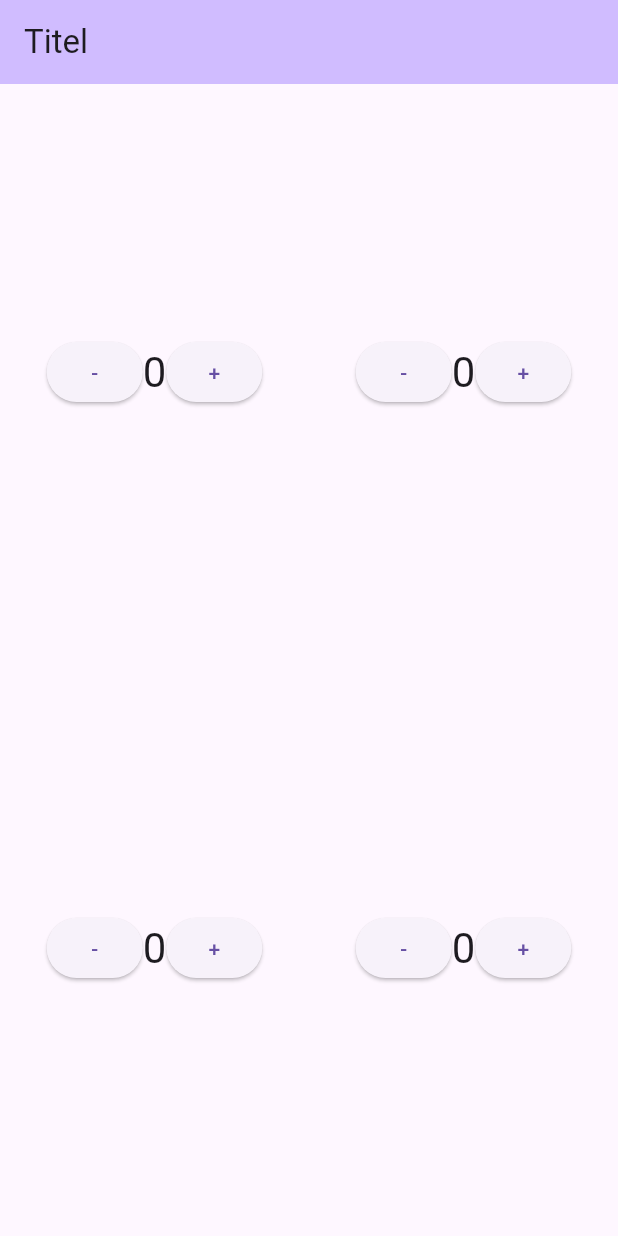
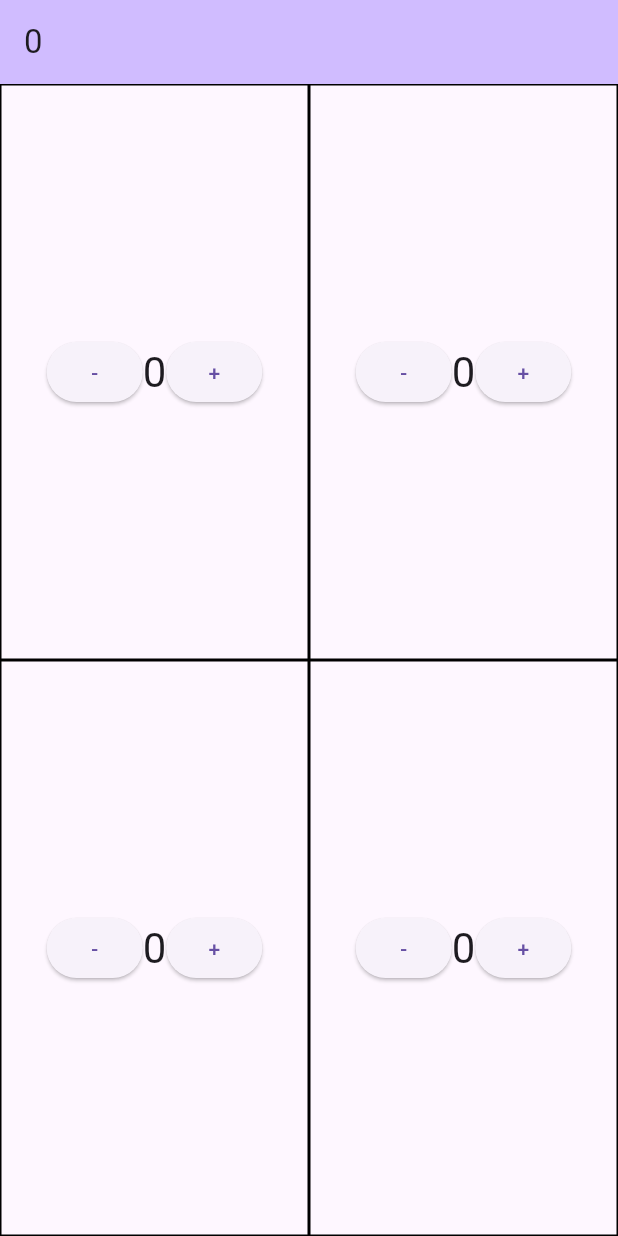
Before and after one commit to Kedirbiruh/i11_intro_012, a Flutter app: the screen it shows after launch, on a phone screen of 412 x 824 dp. Run offline on Flutter 3.47's test engine with Material 3 defaults, Android fonts, the phone set to English and light mode, and no system bars.

Commit message:
create four Qudrant

```diff
--- a/lib/01_local/local_homepage.dart
+++ b/lib/01_local/local_homepage.dart
@@ -9,33 +9,53 @@ class LocalHomepage extends StatefulWidget {
 
 class _LocalHomepageState extends State<LocalHomepage> {
   int _counter1 = 0;
-
-  void _incrementCounter() {
-    setState(() {
-      _counter1++;
-    });
-  }
+  int _counter2 = 0;
+  int _counter3 = 0;
+  int _counter4 = 0;
 
   @override
   Widget build(BuildContext context) {
     return Scaffold(
       appBar: AppBar(
         backgroundColor: Theme.of(context).colorScheme.inversePrimary,
-        title: Text('Titel'),
+        title: Row(
+          children: [
+            Text((_counter1 + _counter2 + _counter3 + _counter4).toString()),
+          ],
+        ),
       ),
       body: Center(
         child: Column(
           mainAxisAlignment: MainAxisAlignment.center,
-          crossAxisAlignment: CrossAxisAlignment.stretch,
           children: <Widget>[
             Expanded(
               child: Row(
+                mainAxisSize: MainAxisSize.max,
+                crossAxisAlignment: CrossAxisAlignment.stretch,
                 children: [
                   Expanded(
+                    child: Container(
+                      decoration: BoxDecoration(border: Border.all()),
                       child: Row(
                         mainAxisAlignment: MainAxisAlignment.center,
                         children: [
-                        ElevatedButton(onPressed: () {}, child: Text('-')),
+                          ElevatedButton(
+                            onPressed: () {
+                              setState(() {
+                                _counter1--;
+                              });
+                            },
+
+                            onPressed: () {
+                              setState(() {
+                                _counter1;
+                              });
+                            },
+
+                            child: Text('-'),
+
+                            child: Text('-'),
+                          ),
                           Text(
                             '$_counter1',
                             style: Theme.of(context).textTheme.headlineMedium,
@@ -44,17 +64,21 @@ class _LocalHomepageState extends State<LocalHomepage> {
                         ],
                       ),
                     ),
+                  ),
                   Expanded(
+                    child: Container(
+                      decoration: BoxDecoration(border: Border.all()),
                       child: Row(
                         mainAxisAlignment: MainAxisAlignment.center,
                         children: [
                           ElevatedButton(onPressed: () {}, child: Text('-')),
                           Text(
-                          '$_counter1',
+                            '$_counter4',
                             style: Theme.of(context).textTheme.headlineMedium,
                           ),
                           ElevatedButton(onPressed: () {}, child: Text('+')),
                         ],
+                      ),
                     ),
                   ),
                 ],
@@ -62,31 +86,39 @@ class _LocalHomepageState extends State<LocalHomepage> {
             ),
             Expanded(
               child: Row(
+                mainAxisSize: MainAxisSize.max,
+                crossAxisAlignment: CrossAxisAlignment.stretch,
                 children: [
                   Expanded(
+                    child: Container(
+                      decoration: BoxDecoration(border: Border.all()),
                       child: Row(
                         mainAxisAlignment: MainAxisAlignment.center,
                         children: [
                           ElevatedButton(onPressed: () {}, child: Text('-')),
                           Text(
-                          '$_counter1',
+                            '$_counter3',
                             style: Theme.of(context).textTheme.headlineMedium,
                           ),
                           ElevatedButton(onPressed: () {}, child: Text('+')),
                         ],
                       ),
                     ),
+                  ),
                   Expanded(
+                    child: Container(
+                      decoration: BoxDecoration(border: Border.all()),
                       child: Row(
                         mainAxisAlignment: MainAxisAlignment.center,
                         children: [
                           ElevatedButton(onPressed: () {}, child: Text('-')),
                           Text(
-                          '$_counter1',
+                            '$_counter2',
                             style: Theme.of(context).textTheme.headlineMedium,
                           ),
                           ElevatedButton(onPressed: () {}, child: Text('+')),
                         ],
+                      ),
                     ),
                   ),
                 ],
--- a/lib/main.dart
+++ b/lib/main.dart
@@ -16,6 +16,7 @@ class MyApp extends StatelessWidget {
 
   @override
   Widget build(BuildContext context) => MaterialApp(
+    debugShowCheckedModeBanner: false,
     home: switch (config) {
       Config.local => LocalHomepage(),
       Config.distributed => DistributedHomepage(),
```
Lines whose indentation alone changed are shown as unchanged.
